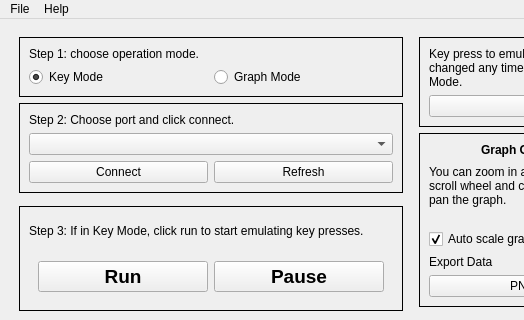
This is connect.ui in BB121-LAB/arduino_connect as Qt 5 draws it before an edit; both pictures show x 0 to 524 and y 0 to 320 of the 1045 by 415 pixel window. The edited form follows.
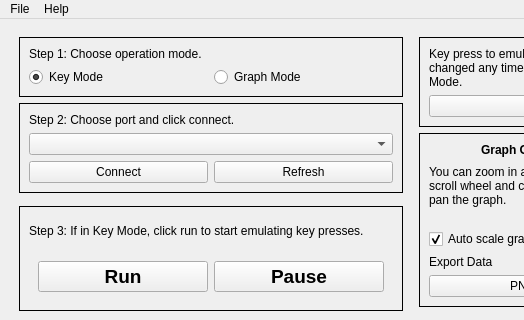
This is the edited form. Custom widgets are drawn as their Qt base class.

Commit message: Fix for Windows maximizing bug

```diff
--- a/connect.ui
+++ b/connect.ui
@@ -18,8 +18,8 @@
   </property>
   <property name="maximumSize">
    <size>
-    <width>9999</width>
-    <height>9999</height>
+    <width>16777215</width>
+    <height>16777215</height>
    </size>
   </property>
   <property name="windowTitle">
@@ -151,7 +151,7 @@
             <item>
              <widget class="QLabel" name="label_4">
               <property name="text">
-               <string>Step 1: choose operation mode.</string>
+               <string>Step 1: Choose operation mode.</string>
               </property>
              </widget>
             </item>
```
The commit also changes 1 other file.
